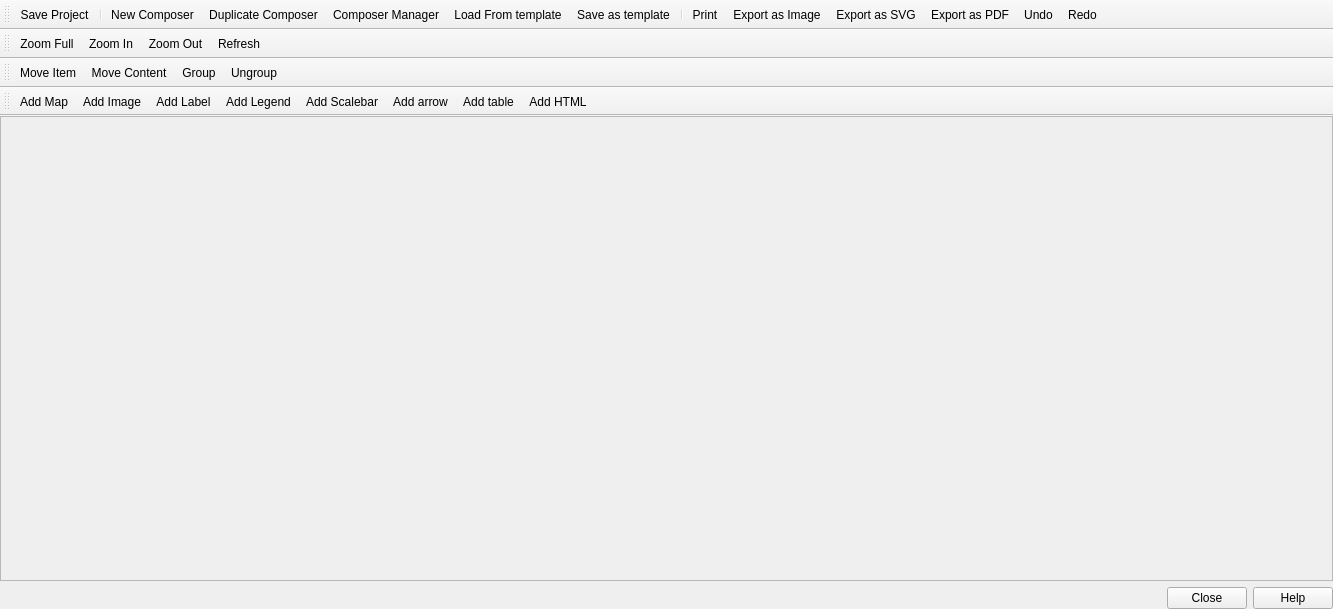
First picture: the form in src/ui/qgscomposerbase.ui, repository qgis/QGIS, before the edit.
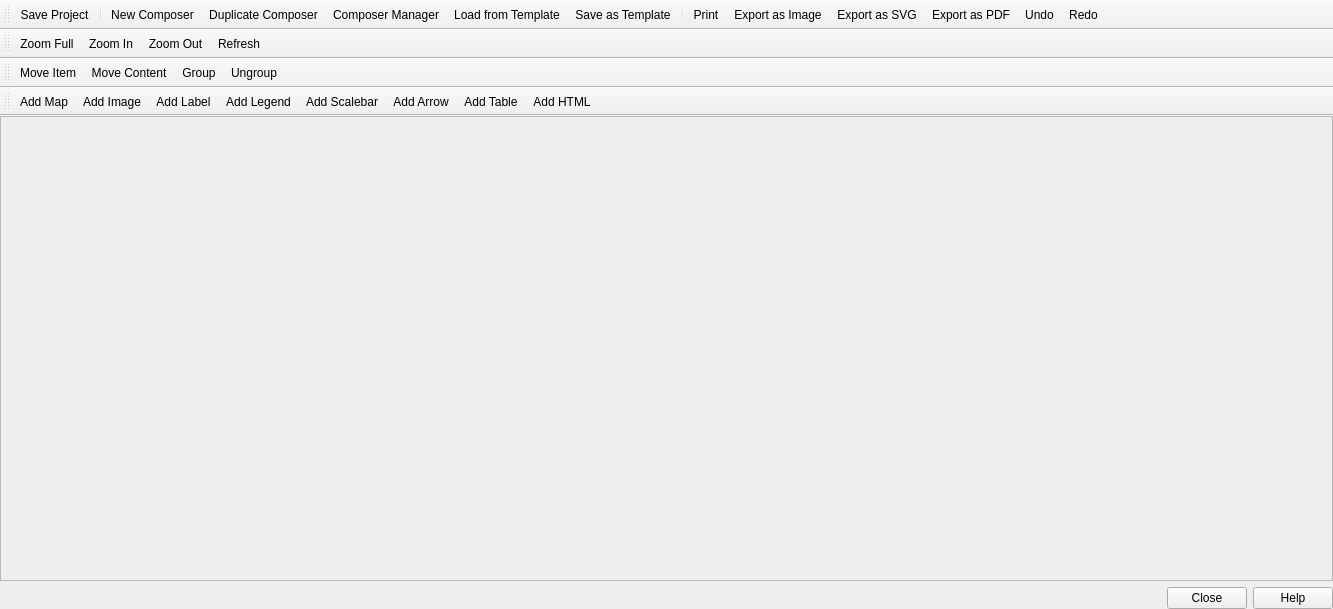
Second picture: the form after the edit. Icons and pictures are not drawn.

Commit message:
Add New from Template to composer's Composer menu
- Show busy indicator dialog while template is loading into hidden composer (much faster loading)
- Clean up composer actions' text (title capitalize action text, sentence capitalize tool tips)

Patch:
```diff
--- a/src/ui/qgscomposerbase.ui
+++ b/src/ui/qgscomposerbase.ui
@@ -328,11 +328,17 @@
   </action>
   <action name="mActionLoadFromTemplate">
    <property name="text">
-    <string>Load From template</string>
+    <string>Load from Template</string>
+   </property>
+   <property name="toolTip">
+    <string>Load from template</string>
    </property>
   </action>
   <action name="mActionSaveAsTemplate">
    <property name="text">
+    <string>Save as Template</string>
+   </property>
+   <property name="toolTip">
     <string>Save as template</string>
    </property>
   </action>
@@ -400,6 +406,9 @@
     <bool>true</bool>
    </property>
    <property name="text">
+    <string>Add Arrow</string>
+   </property>
+   <property name="toolTip">
     <string>Add arrow</string>
    </property>
   </action>
@@ -408,7 +417,7 @@
     <bool>true</bool>
    </property>
    <property name="text">
-    <string>Add table</string>
+    <string>Add Table</string>
    </property>
    <property name="toolTip">
     <string>Adds attribute table</string>
```
Left out of the diff: 54 changed lines with no effect on the pictures. The commit also changes 2 other files.
